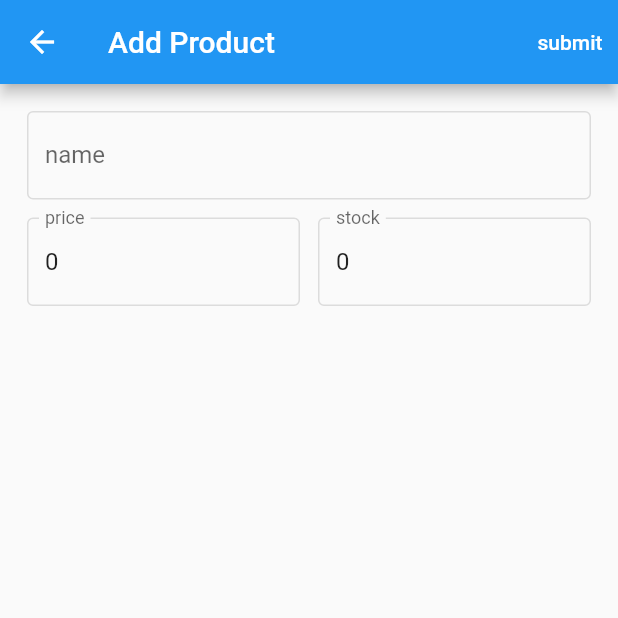
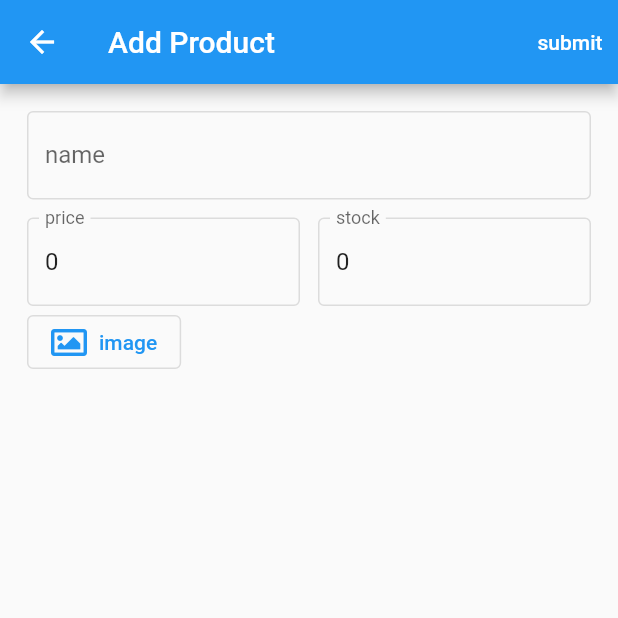
Before and after one commit to yodnamr/master_flutter, a Flutter app: the ManagementPage screen opened by its route, on a phone screen of 412 x 824 dp, the top half of it. Run offline on Flutter 3.47's test engine with Material 2 defaults, Android fonts, the phone set to English and light mode, and no system bars; our stand-ins replace dio, flushbar, font_awesome_flutter, image_picker, shared_preferences; accounts and stored records are empty.

Commit message:
show modal chose camera and gallery

```diff
--- a/lib/src/pages/management/management_page.dart
+++ b/lib/src/pages/management/management_page.dart
@@ -4,6 +4,7 @@ import 'package:flushbar/flushbar.dart';
 import 'package:flutter/material.dart';
 import 'package:font_awesome_flutter/font_awesome_flutter.dart';
 import 'package:image_picker/image_picker.dart';
+import 'package:my_stock/src/constants/api.dart';
 import 'package:my_stock/src/models/product_response.dart';
 import 'package:my_stock/src/services/network.dart';
 
@@ -60,6 +61,7 @@ class _ManagementPageState extends State<ManagementPage> {
                     )
                   ],
                 ),
+                ProductImage(null, image: null)
               ],
             ),
           ),
@@ -173,3 +175,153 @@ class _ManagementPageState extends State<ManagementPage> {
     )..show(context);
   }
 }
+
+
+class ProductImage extends StatefulWidget {
+  final Function callBack;
+  final String image;
+
+  const ProductImage(this.callBack, {Key key, @required this.image})
+      : super(key: key);
+
+  @override
+  _ProductImageState createState() => _ProductImageState();
+}
+
+class _ProductImageState extends State<ProductImage> {
+  File _imageFile;
+  String _image;
+  final _picker = ImagePicker();
+
+  @override
+  void initState() {
+    _image = widget.image;
+    super.initState();
+  }
+
+  @override
+  void dispose() {
+    _imageFile?.delete();
+    super.dispose();
+  }
+
+  @override
+  Widget build(BuildContext context) {
+    return Container(
+      width: double.infinity,
+      child: Column(
+        crossAxisAlignment: CrossAxisAlignment.start,
+        children: <Widget>[
+          _buildPickerImage(),
+          _buildPreviewImage(),
+        ],
+      ),
+    );
+  }
+
+  dynamic _buildPreviewImage() {
+    if ((_image == null || _image.isEmpty) && _imageFile == null) {
+      return SizedBox();
+    }
+
+    final container = (Widget child) => Container(
+      color: Colors.grey[100],
+      margin: EdgeInsets.only(top: 4),
+      alignment: Alignment.center,
+      height: 350,
+      child: child,
+    );
+
+    return _image != null
+        ? container(Image.network('${API.IMAGE_URL}/$_image'))
+        : Stack(
+      children: [
+        container(Image.file(_imageFile)),
+        _buildDeleteImageButton(),
+      ],
+    );
+  }
+
+  OutlinedButton _buildPickerImage() => OutlinedButton.icon(
+    icon: FaIcon(FontAwesomeIcons.image),
+    label: Text('image'),
+    onPressed: () {
+      _modalPickerImage();
+    },
+  );
+
+  void _modalPickerImage() {
+    final buildListTile =
+        (IconData icon, String title, ImageSource source) => ListTile(
+      leading: Icon(icon),
+      title: Text(title),
+      onTap: () {
+        Navigator.of(context).pop();
+        _pickImage(source);
+      },
+    );
+
+    showModalBottomSheet(
+      context: context,
+      builder: (context) {
+        return SafeArea(
+          child: Column(
+            mainAxisSize: MainAxisSize.min,
+            children: <Widget>[
+              buildListTile(
+                Icons.photo_camera,
+                "Take a picture from camera",
+                ImageSource.camera,
+              ),
+              buildListTile(
+                Icons.photo_library,
+                "Choose from photo library",
+                ImageSource.gallery,
+              ),
+            ],
+          ),
+        );
+      },
+    );
+  }
+
+  void _pickImage(ImageSource source) {
+    _picker
+        .getImage(
+      source: source,
+      imageQuality: 70,
+      maxHeight: 500,
+      maxWidth: 500,
+    )
+        .then((file) {
+      if (file != null) {
+        setState(() {
+
+          _image = null;
+          widget.callBack(_imageFile);
+        });
+      }
+    }).catchError((error) {
+      //todo
+    });
+  }
+
+
+  Positioned _buildDeleteImageButton() => Positioned(
+    right: 0,
+    child: IconButton(
+      onPressed: () {
+        setState(() {
+          _imageFile = null;
+          widget.callBack(null);
+        });
+      },
+      icon: Icon(
+        Icons.clear,
+        color: Colors.black54,
+      ),
+      splashColor: Colors.transparent,
+      highlightColor: Colors.transparent,
+    ),
+  );
+}
```
